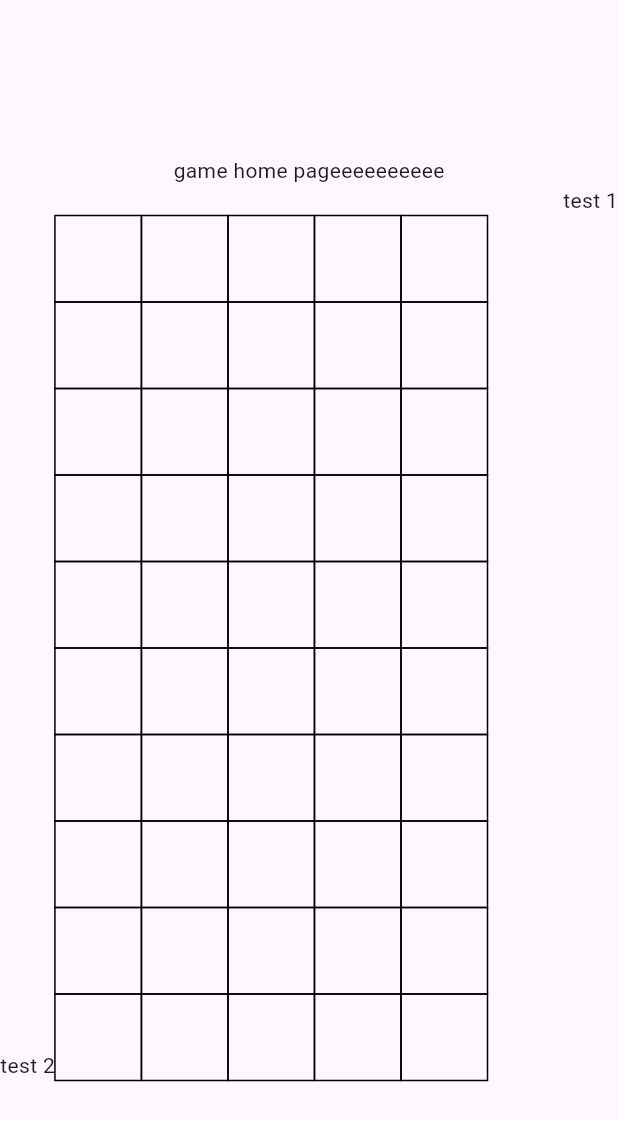
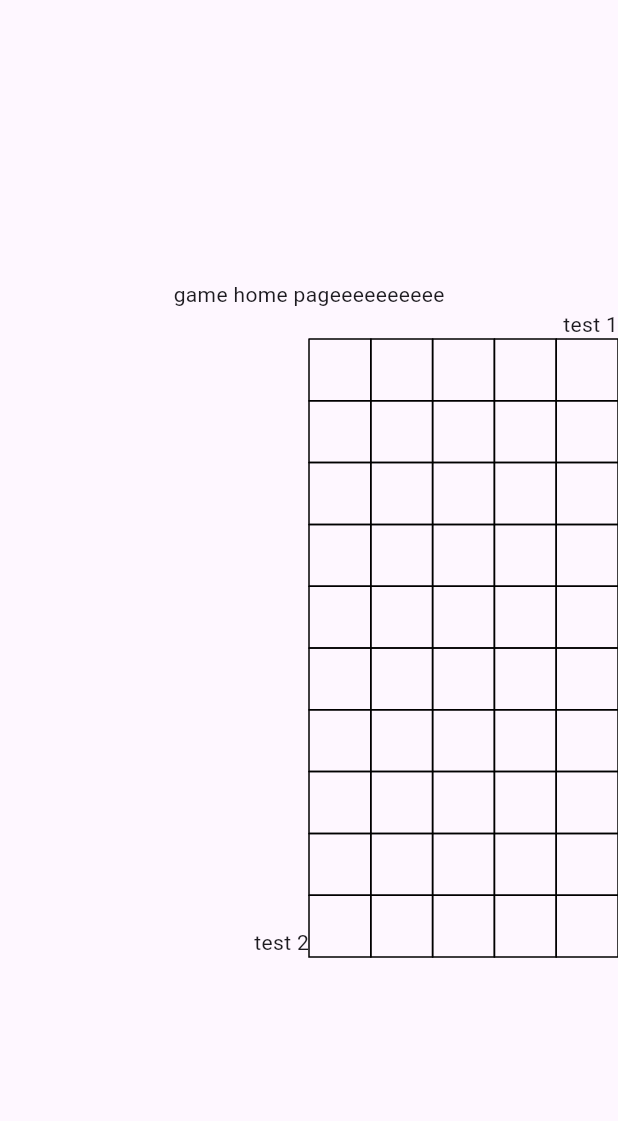
Before and after one commit to stefaniamak/nonogram, a Flutter app: the screen it shows after launch, on a phone screen of 412 x 824 dp. Shown: the top 1121 px of the screen. Run offline on Flutter 3.47's test engine with Material 3 defaults, Android fonts, the phone set to English and light mode, and no system bars; our stand-ins replace built_collection, built_value, flutter_hooks, go_router.

Commit message:
refactoring and small

```diff
--- a/lib/pages/game/nonogram_grid_and_clues.dart
+++ b/lib/pages/game/nonogram_grid_and_clues.dart
@@ -12,8 +12,11 @@ class NonogramGridAndClues extends HookWidget {
   Widget build(BuildContext context) {
     Nonogram draftNono = Nonograms().dancer;
     var nonogramState = useNonogramState(draftNono);
+
+    final gridWidth = MediaQuery.of(context).size.width * 50 / 100;
     return Scaffold(
-      body: Column(
+      body: SizedBox(
+        child: Column(
           mainAxisAlignment: MainAxisAlignment.center,
           children: [
             Text('game home pageeeeeeeeee'),
@@ -22,12 +25,13 @@ class NonogramGridAndClues extends HookWidget {
               children: [
                 Text('test 1'),
                 Row(
+                  mainAxisAlignment: MainAxisAlignment.end,
                   crossAxisAlignment: CrossAxisAlignment.end,
                   children: [
                     Text('test 2'),
                     NonogramGrid(
                       nonogramState: nonogramState,
-                    gridWidth: MediaQuery.of(context).size.width * 70 / 100,
+                      gridWidth: gridWidth,
                     ),
                   ],
                 ),
@@ -35,6 +39,7 @@ class NonogramGridAndClues extends HookWidget {
             ),
           ],
         ),
+      ),
     );
   }
 }
```
Lines whose indentation alone changed are shown as unchanged.
